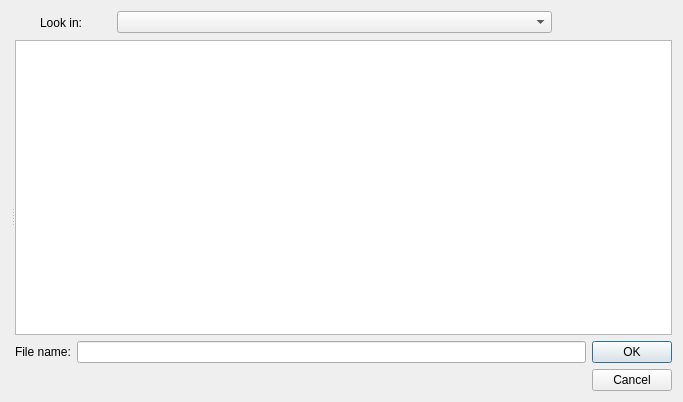
First picture: the form in vistrails/gui/uvcdat/pvFileDialog.ui, repository CDAT/VisTrails, before the edit.
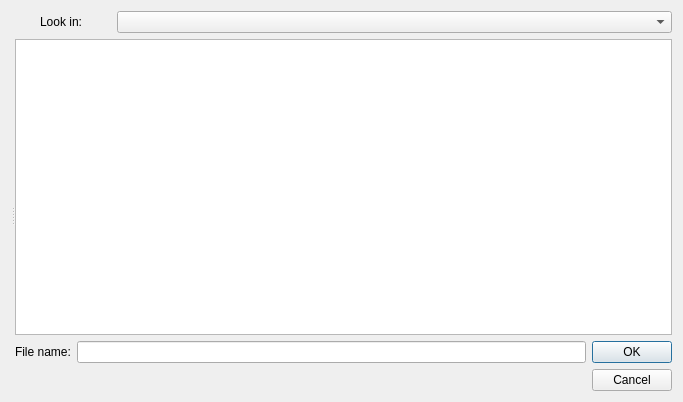
Second picture: the form after the edit.

Commit message: Improved file dialog (removed unused buttons)

Patch:
```diff
--- a/vistrails/gui/uvcdat/pvFileDialog.ui
+++ b/vistrails/gui/uvcdat/pvFileDialog.ui
@@ -13,15 +13,11 @@
   <property name="windowTitle">
    <string>Dialog</string>
   </property>
-  <layout class="QGridLayout" name="gridLayout">
-   <item row="0" column="0">
-    <layout class="QHBoxLayout">
-     <property name="spacing">
-      <number>6</number>
-     </property>
-     <property name="margin">
-      <number>0</number>
-     </property>
+  <layout class="QVBoxLayout" name="verticalLayout_3">
+   <item>
+    <layout class="QVBoxLayout" name="verticalLayout_2" stretch="0,1">
+     <item>
+      <layout class="QHBoxLayout" name="horizontalLayout">
      <item>
       <widget class="QLabel" name="label_3">
        <property name="sizePolicy">
@@ -60,61 +56,9 @@
        </property>
       </widget>
      </item>
-     <item>
-      <widget class="QToolButton" name="NavigateBack">
-       <property name="toolTip">
-        <string>Navigate Back</string>
-       </property>
-       <property name="text">
-        <string/>
-       </property>
-       <property name="autoRaise">
-        <bool>true</bool>
-       </property>
-      </widget>
-     </item>
-     <item>
-      <widget class="QToolButton" name="NavigateForward">
-       <property name="toolTip">
-        <string>Navigate Forward</string>
-       </property>
-       <property name="text">
-        <string/>
-       </property>
-       <property name="autoRaise">
-        <bool>true</bool>
-       </property>
-      </widget>
-     </item>
-     <item>
-      <widget class="QToolButton" name="NavigateUp">
-       <property name="toolTip">
-        <string>Navigate Up</string>
-       </property>
-       <property name="text">
-        <string/>
-       </property>
-       <property name="autoRaise">
-        <bool>true</bool>
-       </property>
-      </widget>
-     </item>
-     <item>
-      <widget class="QToolButton" name="CreateFolder">
-       <property name="toolTip">
-        <string>Create New Folder</string>
-       </property>
-       <property name="text">
-        <string/>
-       </property>
-       <property name="autoRaise">
-        <bool>true</bool>
-       </property>
-      </widget>
-     </item>
-    </layout>
-   </item>
-   <item row="1" column="0">
+      </layout>
+     </item>
+     <item>
     <widget class="QSplitter" name="mainSplitter">
      <property name="orientation">
       <enum>Qt::Horizontal</enum>
@@ -181,6 +125,8 @@
     </widget>
    </item>
   </layout>
+   </item>
+  </layout>
  </widget>
  <tabstops>
   <tabstop>FileName</tabstop>
```
Left out of the diff: 4 changed lines with no effect on the pictures. Lines whose indentation alone changed are shown as unchanged. The commit also changes 1 other file.
